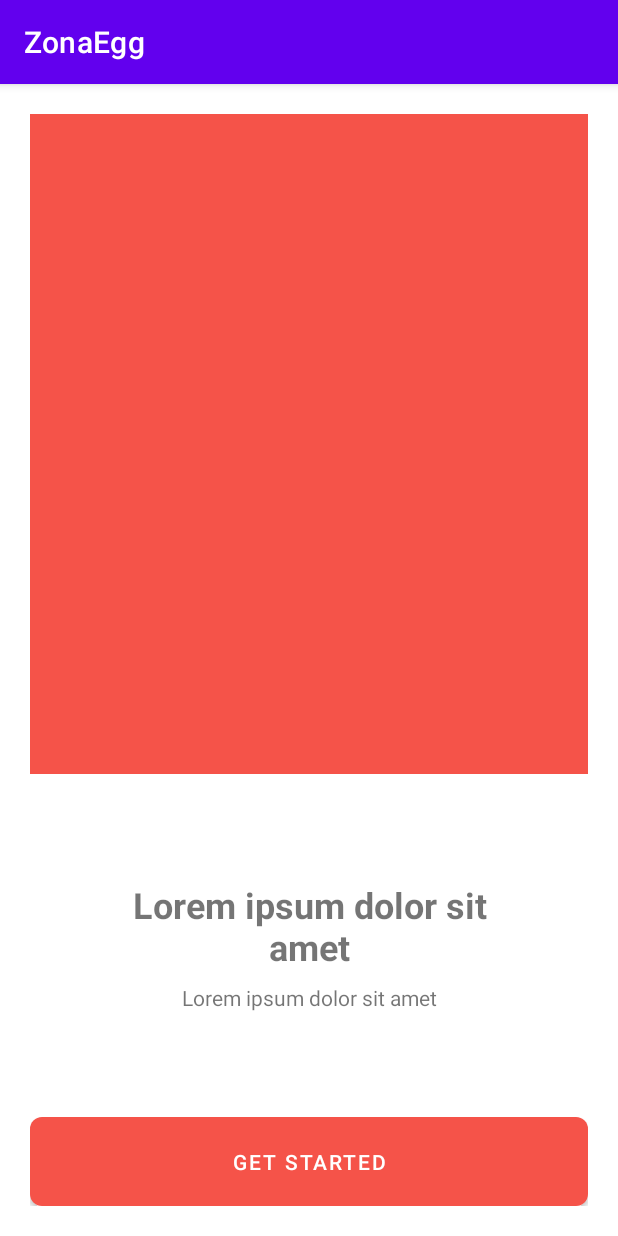
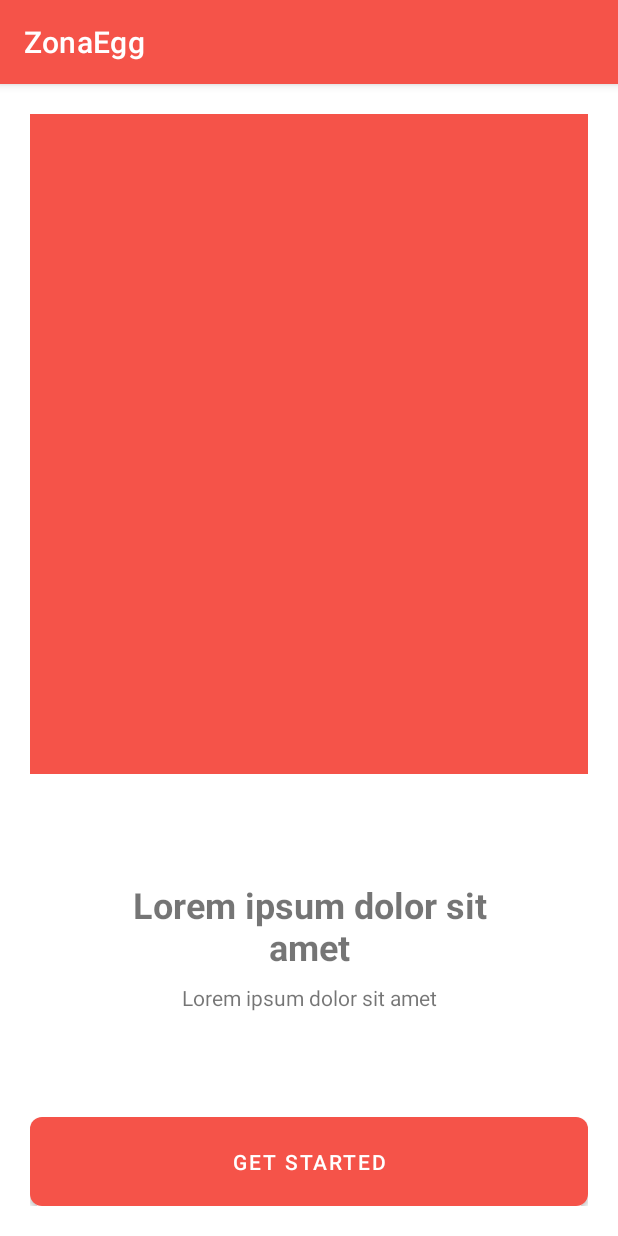
Before and after one commit to nehemiacecio/ZonaEgg, an Android app: the GettingStartedActivity screen opened directly, with no data from a screen before it, on a phone screen of 412 x 824 dp. Run offline under Robolectric (Android 15) with nearby library versions, the phone set to English and light mode, and no system bars.

Commit message:
Added new style and colors, modified themes

```diff
--- /dev/null
+++ b/app/src/main/res/drawable/primary_button.xml
@@ -0,0 +1,6 @@
+<?xml version="1.0" encoding="utf-8"?>
+<selector xmlns:android="http://schemas.android.com/apk/res/android">
+    <item android:drawable="@drawable/primary_button_focused"
+        android:state_focused="true" />
+    <item android:drawable="@drawable/primary_button_default" />
+</selector>
--- a/app/src/main/res/drawable/primary_button_background.xml
+++ b/app/src/main/res/drawable/primary_button_default.xml
@@ -1,6 +1,6 @@
 <?xml version="1.0" encoding="utf-8"?>
 <shape xmlns:android="http://schemas.android.com/apk/res/android"
     android:shape="rectangle">
-    <solid android:color="#F55349"/>
+    <solid android:color="?colorPrimary"/>
     <corners android:radius="8dp"/>
 </shape>
--- /dev/null
+++ b/app/src/main/res/drawable/primary_button_disabled.xml
@@ -0,0 +1,6 @@
+<?xml version="1.0" encoding="utf-8"?>
+<shape xmlns:android="http://schemas.android.com/apk/res/android"
+    android:shape="rectangle">
+    <solid android:color="?neutral4"/>
+    <corners android:radius="8dp"/>
+</shape>
--- /dev/null
+++ b/app/src/main/res/drawable/primary_button_focused.xml
@@ -0,0 +1,6 @@
+<?xml version="1.0" encoding="utf-8"?>
+<shape xmlns:android="http://schemas.android.com/apk/res/android"
+    android:shape="rectangle">
+    <solid android:color="?colorPrimaryVariant"/>
+    <corners android:radius="8dp"/>
+</shape>
--- /dev/null
+++ b/app/src/main/res/drawable/secondary_button.xml
@@ -0,0 +1,6 @@
+<?xml version="1.0" encoding="utf-8"?>
+<selector xmlns:android="http://schemas.android.com/apk/res/android">
+    <item android:drawable="@drawable/secondary_button_focused"
+        android:state_focused="true" />
+    <item android:drawable="@drawable/secondary_button_default" />
+</selector>
--- a/app/src/main/res/drawable/secondary_button_background.xml
+++ b/app/src/main/res/drawable/secondary_button_focused.xml
@@ -2,6 +2,6 @@
 <shape xmlns:android="http://schemas.android.com/apk/res/android"
     android:shape="rectangle">
     <stroke android:width="1dp"
-        android:color="#F55349"/>
+        android:color="?colorPrimaryVariant"/>
     <corners android:radius="8dp"/>
 </shape>
--- a/app/src/main/res/values-night/themes.xml
+++ b/app/src/main/res/values-night/themes.xml
@@ -2,8 +2,8 @@
     <!-- Base application theme. -->
     <style name="Theme.ZonaEgg" parent="Theme.MaterialComponents.DayNight.DarkActionBar">
         <!-- Primary brand color. -->
-        <item name="colorPrimary">@color/purple_200</item>
-        <item name="colorPrimaryVariant">@color/purple_700</item>
+        <item name="colorPrimary">@color/orange_500</item>
+        <item name="colorPrimaryVariant">@color/orange_700</item>
         <item name="colorOnPrimary">@color/black</item>
         <!-- Secondary brand color. -->
         <item name="colorSecondary">@color/teal_200</item>
@@ -12,5 +12,15 @@
         <!-- Status bar color. -->
         <item name="android:statusBarColor" tools:targetApi="l">?attr/colorPrimaryVariant</item>
         <!-- Customize your theme here. -->
+        <item name="neutral0">#FFECECEC</item>
+        <item name="neutral1">#FFE7E7E7</item>
+        <item name="neutral2">#FFA0A0A0</item>
+        <item name="neutral3">#FF727272</item>
+        <item name="neutral4">#FF565656</item>
+        <item name="neutral5">#FF393939</item>
+        <item name="neutral6">#FF292929</item>
+        <item name="neutral7">#FF1B1B1B</item>
+        <item name="neutral8">#FF171717</item>
+        <item name="neutral9">#FF151515</item>
     </style>
 </resources>
--- a/app/src/main/res/values/themes.xml
+++ b/app/src/main/res/values/themes.xml
@@ -2,8 +2,8 @@
     <!-- Base application theme. -->
     <style name="Theme.ZonaEgg" parent="Theme.MaterialComponents.DayNight.DarkActionBar">
         <!-- Primary brand color. -->
-        <item name="colorPrimary">@color/purple_500</item>
-        <item name="colorPrimaryVariant">@color/purple_700</item>
+        <item name="colorPrimary">@color/orange_500</item>
+        <item name="colorPrimaryVariant">@color/orange_700</item>
         <item name="colorOnPrimary">@color/white</item>
         <!-- Secondary brand color. -->
         <item name="colorSecondary">@color/teal_200</item>
@@ -12,5 +12,15 @@
         <!-- Status bar color. -->
         <item name="android:statusBarColor" tools:targetApi="l">?attr/colorPrimaryVariant</item>
         <!-- Customize your theme here. -->
+        <item name="neutral0">#FF1B1B1B</item>
+        <item name="neutral1">#FF666666</item>
+        <item name="neutral2">#FF828282</item>
+        <item name="neutral3">#FFABABAB</item>
+        <item name="neutral4">#FFC4C4C4</item>
+        <item name="neutral5">#FFE1E1E1</item>
+        <item name="neutral6">#FFEBEBEB</item>
+        <item name="neutral7">#FFF3F3F3</item>
+        <item name="neutral8">#FFF9F9F9</item>
+        <item name="neutral9">#FFFFFFFF</item>
     </style>
 </resources>
```
Also changed, not shown: app/src/main/res/drawable/secondary_button_default.xml (added, +7 -0 lines), app/src/main/res/drawable/secondary_button_disabled.xml (added, +7 -0 lines), app/src/main/res/values/attrs.xml (added, +13 -0 lines), app/src/main/res/values/styles.xml (+12 -1 lines).
